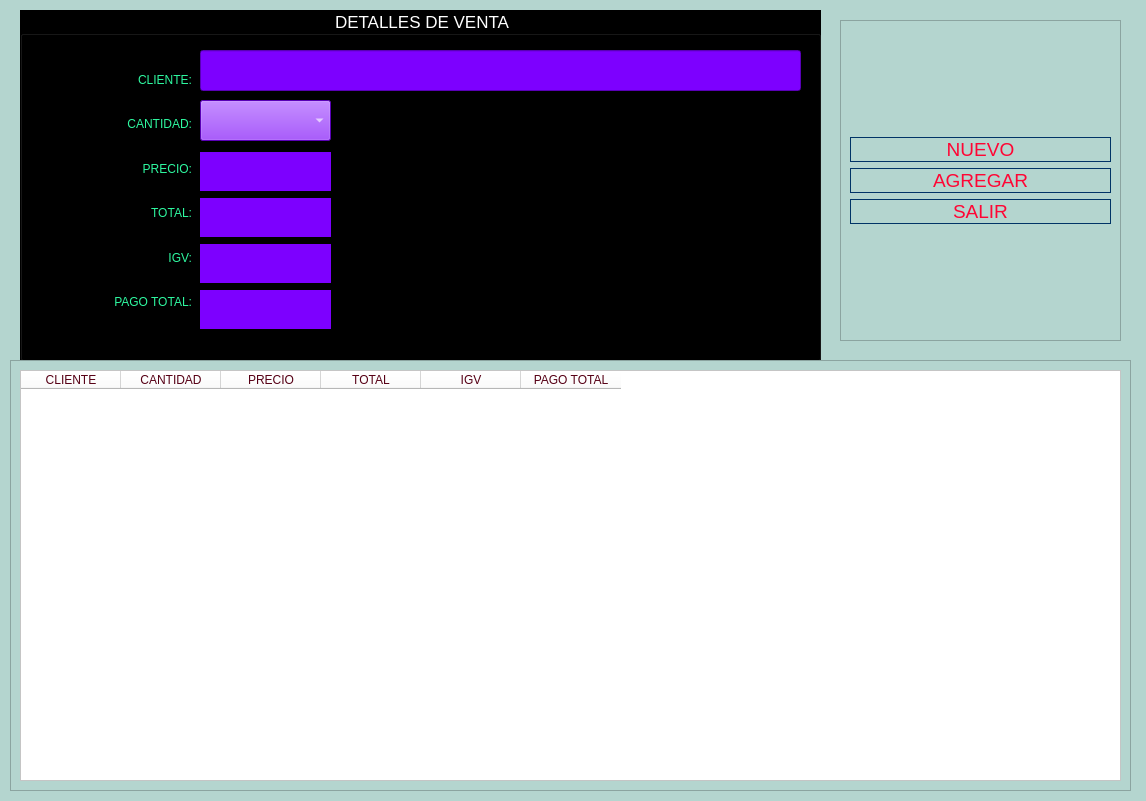
Above: formulario.ui from Kaymi-2022/PROYECTO_1 before the change. Below: the same form after it.
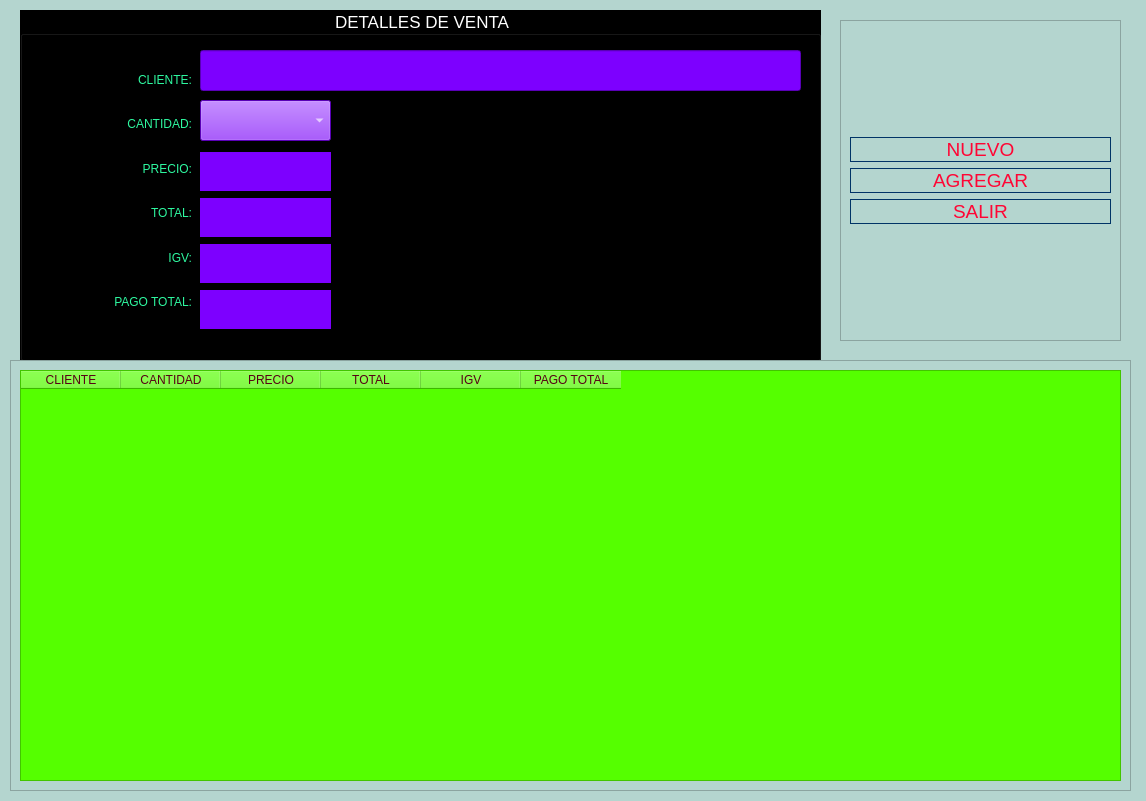
That is the form after the change. Icons and pictures are not drawn.

```diff
--- a/formulario.ui
+++ b/formulario.ui
@@ -312,7 +312,7 @@
         </font>
        </property>
        <property name="styleSheet">
-        <string notr="true">background-color: rgb(255, 255, 255);
+        <string notr="true">background-color: rgb(85, 255, 0);
 font: 12pt &quot;MS Shell Dlg 2&quot;;
 color: rgb(86, 0, 21);</string>
        </property>
```
Left out of the diff: 8 changed lines with no effect on the pictures.
